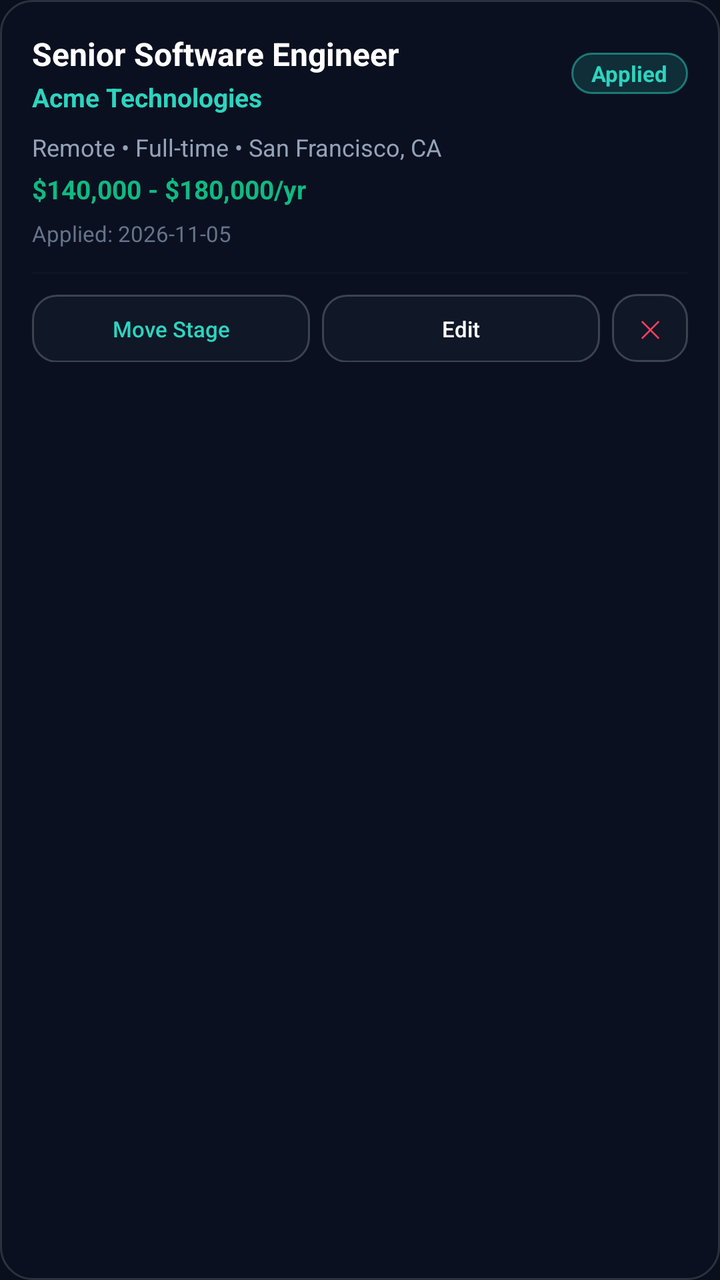
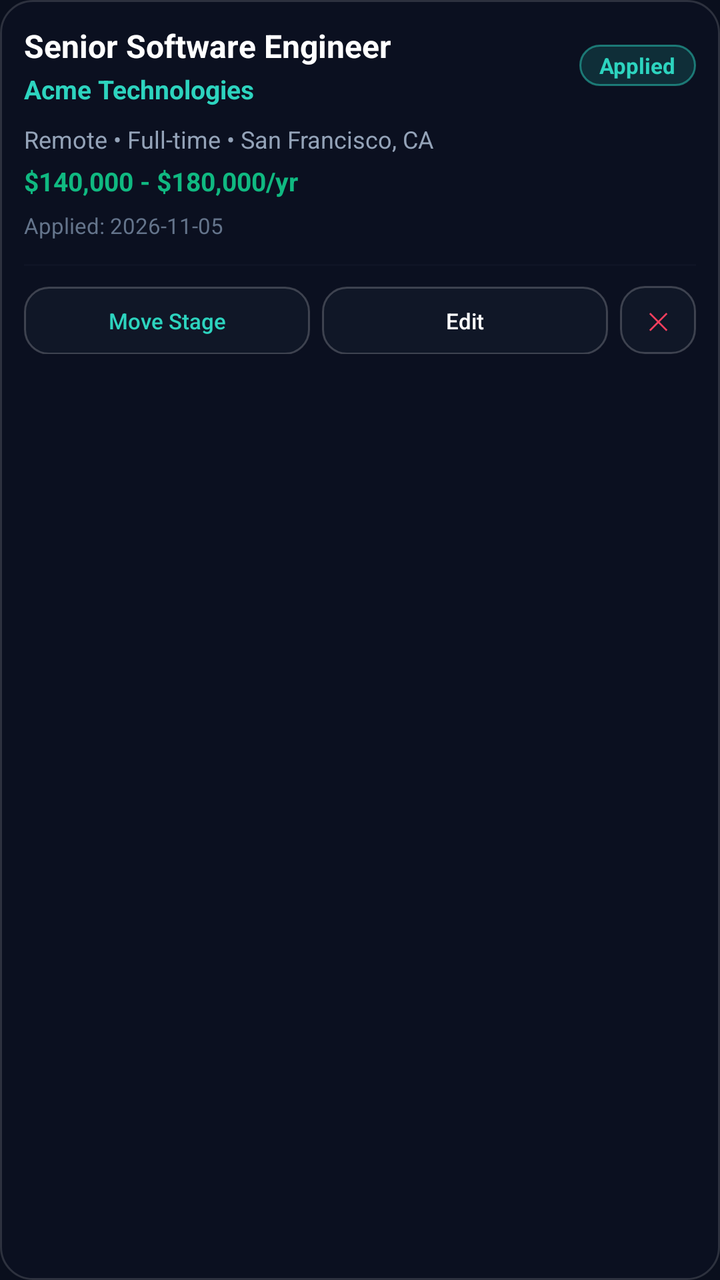

The first picture is an Android layout as it rendered before a commit; the second is the same layout after the commit. The layout source and the unified diff follow.
<!-- AndroidManifest.xml: application theme AppTheme -->
<!-- res/layout/item_job_card.xml -->
<?xml version="1.0" encoding="utf-8"?>
<LinearLayout xmlns:android="http://schemas.android.com/apk/res/android"
    android:layout_width="match_parent"
    android:layout_height="wrap_content"
    android:orientation="vertical"
    android:background="@drawable/glass_card_dark"
    android:padding="16dp"
    android:layout_marginBottom="12dp">

    
    <LinearLayout
        android:layout_width="match_parent"
        android:layout_height="wrap_content"
        android:orientation="horizontal"
        android:gravity="center_vertical">

        <LinearLayout
            android:layout_width="0dp"
            android:layout_height="wrap_content"
            android:layout_weight="1"
            android:orientation="vertical">

            <TextView
                android:id="@+id/tv_card_role"
                android:layout_width="wrap_content"
                android:layout_height="wrap_content"
                android:text="Senior Software Engineer"
                android:textColor="#ffffff"
                android:textStyle="bold"
                android:textSize="16sp" />

            <TextView
                android:id="@+id/tv_card_company"
                android:layout_width="wrap_content"
                android:layout_height="wrap_content"
                android:text="Acme Technologies"
                android:textColor="#2dd4bf"
                android:textStyle="bold"
                android:textSize="13sp"
                android:layout_marginTop="2dp" />
        </LinearLayout>

        <TextView
            android:id="@+id/tv_card_status"
            android:layout_width="wrap_content"
            android:layout_height="wrap_content"
            android:text="Applied"
            android:textSize="11sp"
            android:textStyle="bold"
            android:textColor="#2dd4bf"
            android:background="@drawable/pill_status_applied"
            android:paddingStart="10dp"
            android:paddingEnd="10dp"
            android:paddingTop="3dp"
            android:paddingBottom="3dp" />
    </LinearLayout>

    
    <TextView
        android:id="@+id/tv_card_meta"
        android:layout_width="wrap_content"
        android:layout_height="wrap_content"
        android:text="Remote • Full-time • San Francisco, CA"
        android:textColor="#94a3b8"
        android:textSize="12sp"
        android:layout_marginTop="8dp" />

    
    <TextView
        android:id="@+id/tv_card_salary"
        android:layout_width="wrap_content"
        android:layout_height="wrap_content"
        android:text="$140,000 - $180,000/yr"
        android:textColor="#10b981"
        android:textStyle="bold"
        android:textSize="13sp"
        android:layout_marginTop="4dp" />

    
    <LinearLayout
        android:layout_width="match_parent"
        android:layout_height="wrap_content"
        android:orientation="horizontal"
        android:layout_marginTop="6dp">

        <TextView
            android:id="@+id/tv_card_date_applied"
            android:layout_width="0dp"
            android:layout_height="wrap_content"
            android:layout_weight="1"
            android:text="Applied: 2026-11-05"
            android:textColor="#64748b"
            android:textSize="11sp" />

        <TextView
            android:id="@+id/tv_card_next_interview"
            android:layout_width="wrap_content"
            android:layout_height="wrap_content"
            android:text=""
            android:textColor="#f59e0b"
            android:textSize="11sp" />
    </LinearLayout>

    
    <View
        android:layout_width="match_parent"
        android:layout_height="1dp"
        android:background="#1a334155"
        android:layout_marginTop="12dp"
        android:layout_marginBottom="10dp" />

    
    <LinearLayout
        android:layout_width="match_parent"
        android:layout_height="wrap_content"
        android:orientation="horizontal">

        <Button
            android:id="@+id/btn_card_stage"
            android:layout_width="0dp"
            android:layout_height="34dp"
            android:layout_weight="1"
            android:text="Move Stage"
            android:textSize="11sp"
            android:textColor="#2dd4bf"
            android:background="@drawable/glass_btn_secondary"
            android:textAllCaps="false"
            android:layout_marginEnd="6dp" />

        <Button
            android:id="@+id/btn_card_edit"
            android:layout_width="0dp"
            android:layout_height="34dp"
            android:layout_weight="1"
            android:text="Edit"
            android:textSize="11sp"
            android:textColor="#ffffff"
            android:background="@drawable/glass_btn_secondary"
            android:textAllCaps="false"
            android:layout_marginEnd="6dp" />

        <Button
            android:id="@+id/btn_card_delete"
            android:layout_width="38dp"
            android:layout_height="34dp"
            android:text="✕"
            android:textSize="12sp"
            android:textColor="#f43f5e"
            android:background="@drawable/glass_btn_secondary" />
    </LinearLayout>

</LinearLayout>
<!-- resources referenced by this layout -->
<resources>
  <!-- drawable glass_btn_secondary (drawable) -->
  <?xml version="1.0" encoding="utf-8"?>
  <shape xmlns:android="http://schemas.android.com/apk/res/android"
      android:shape="rectangle">
      <solid android:color="#26334155" />
      <stroke android:width="1dp" android:color="#33ffffff" />
      <corners android:radius="12dp" />
  </shape>
  <!-- drawable glass_card_dark (drawable) -->
  <?xml version="1.0" encoding="utf-8"?>
  <shape xmlns:android="http://schemas.android.com/apk/res/android"
      android:shape="rectangle">
      <solid android:color="#1c132238" />
      <stroke android:width="1dp" android:color="#24ffffff" />
      <corners android:radius="16dp" />
  </shape>
  <!-- drawable pill_status_applied (drawable) -->
  <?xml version="1.0" encoding="utf-8"?>
  <shape xmlns:android="http://schemas.android.com/apk/res/android" android:shape="rectangle">
      <solid android:color="#262dd4bf" />
      <stroke android:width="1dp" android:color="#802dd4bf" />
      <corners android:radius="20dp" />
  </shape>
  <style name="AppTheme" parent="@android:style/Theme.DeviceDefault.NoActionBar">
          <item name="android:windowBackground">@color/primary</item>
          <item name="android:statusBarColor">@color/primary</item>
          <item name="android:navigationBarColor">@color/primary</item>
      </style>
  <color name="primary">#0a0f1d</color>
</resources>

<!-- the commit's change to res/layout/item_job_card.xml (unified diff, before → after) -->
@@ -4,8 +4,8 @@
     android:layout_height="wrap_content"
     android:orientation="vertical"
     android:background="@drawable/glass_card_dark"
-    android:padding="16dp"
-    android:layout_marginBottom="12dp">
+    android:padding="12dp"
+    android:layout_marginBottom="10dp">
 
     
     <LinearLayout
